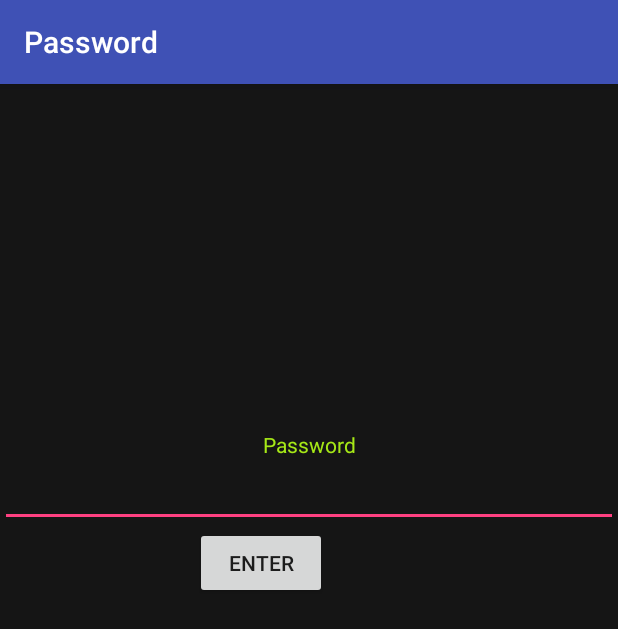
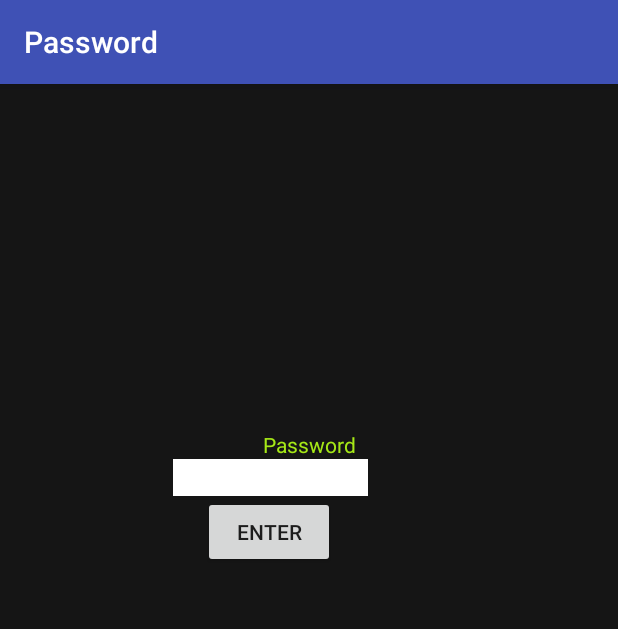
Before and after one commit to AngieGE/Arquitectura, an Android app: the screen it shows after launch (Password), on a phone screen of 412 x 824 dp. Shown: the top 629 px of the screen. Run offline under Robolectric (Android 15) with nearby library versions, the phone set to English and light mode, and no system bars.

Commit message:
Display changes new blank activity created
I made some changes to the display IT MUST BE RE DONE TO FIT THE CELLPHONE. also create a new black anctivity to be worked tomorrow, this is the selecction of the brand of buildings. Code the password activity so that if the password is correct it sends to the Seleccion resinto layout

```diff
--- a/Proyecto_Arquitectura/app/src/main/AndroidManifest.xml
+++ b/Proyecto_Arquitectura/app/src/main/AndroidManifest.xml
@@ -19,6 +19,7 @@
             android:name=".Password"
             android:label="Password"
             android:theme="@style/AppTheme" />
+        <activity android:name=".Seleccion_resinto"></activity>
     </application>
 
 </manifest>
--- a/Proyecto_Arquitectura/app/src/main/java/mx/itesm/maldi/proyecto_arquitectura/Password.java
+++ b/Proyecto_Arquitectura/app/src/main/java/mx/itesm/maldi/proyecto_arquitectura/Password.java
@@ -26,14 +26,15 @@ public class Password extends AppCompatActivity implements View.OnClickListener
 
     @Override
     public void onClick(View v) {
-        Intent i;
         switch (v.getId()) {
             case R.id.enter: //Enter
                 EditText pass = (EditText) findViewById(R.id.password);
                 String pass_temporal_pass = "admin";
                 String pass_content = pass.getText().toString();
                 if (pass_content.equals(pass_temporal_pass)) {
-                    Toast.makeText(getApplication(),"Password valid", Toast.LENGTH_SHORT).show();
+                    Intent i;
+                    i = new Intent(Password.this, Seleccion_resinto.class);
+                    startActivity(i);
                 }
                 else
                 {
--- a/Proyecto_Arquitectura/app/src/main/res/layout/password.xml
+++ b/Proyecto_Arquitectura/app/src/main/res/layout/password.xml
@@ -36,9 +36,11 @@
                 android:ems="10"
                 android:layout_weight="1"
                 android:gravity="center_vertical|center_horizontal"
-                android:layout_width="match_parent"
-                android:textColor="@color/white_letters"
-                android:id="@+id/password" />
+                android:textColor="@color/green_letters"
+                android:background="@color/white_letters"
+                android:id="@+id/password"
+                android:layout_width="130dp"
+                android:layout_marginLeft="115dp" />
 
             <Button
                 android:text="Enter"
@@ -47,7 +49,7 @@
                 android:id="@+id/enter"
                 android:layout_weight="1"
                 android:gravity="center"
-                android:layout_marginLeft="130dp" />
+                android:layout_marginLeft="135dp" />
         </LinearLayout>
 
     </LinearLayout>
```
Also changed, not shown: Proyecto_Arquitectura/app/src/main/java/mx/itesm/maldi/proyecto_arquitectura/Seleccion_resinto.java (added, +13 -0 lines), Proyecto_Arquitectura/app/src/main/res/layout/activity_seleccion_resinto.xml (added, +13 -0 lines).
